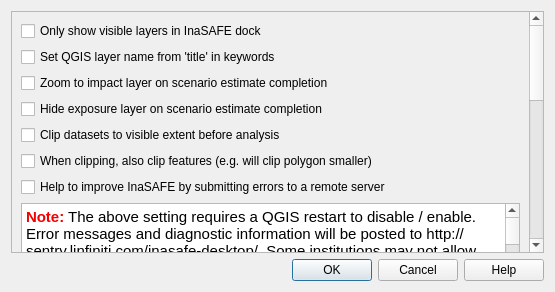
First picture: the form in safe_qgis/options_dialog_base.ui, repository inasafe/inasafe, before the edit.
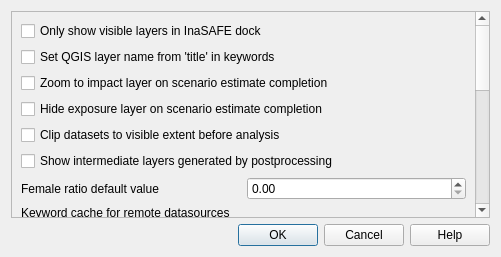
Second picture: the form after the edit. Icons and pictures are not drawn.

Commit message:
Revert "Merge branch 'master' of https://github.com/AIFDR/inasafe"
This reverts commit 6ba5d7db9a5a2bf769cdd57b34225ff50859a815, reversing
changes made to 3ca41182784eada27dceef798cf03d641ec0ffd5.

Diff of the .ui file:
```diff
--- a/safe_qgis/options_dialog_base.ui
+++ b/safe_qgis/options_dialog_base.ui
@@ -6,8 +6,8 @@
    <rect>
     <x>0</x>
     <y>0</y>
-    <width>555</width>
-    <height>292</height>
+    <width>501</width>
+    <height>257</height>
    </rect>
   </property>
   <property name="windowTitle">
@@ -37,13 +37,13 @@
       <property name="geometry">
        <rect>
         <x>0</x>
-        <y>-154</y>
-        <width>522</width>
-        <height>877</height>
+        <y>-111</y>
+        <width>465</width>
+        <height>638</height>
        </rect>
       </property>
       <layout class="QGridLayout" name="gridLayout_2">
-       <item row="16" column="0">
+       <item row="13" column="0">
         <spacer name="verticalSpacer">
          <property name="orientation">
           <enum>Qt::Vertical</enum>
@@ -247,7 +247,7 @@
          </property>
         </widget>
        </item>
-       <item row="11" column="0">
+       <item row="8" column="0">
         <widget class="QLabel" name="lblKeywordCache">
          <property name="enabled">
           <bool>true</bool>
@@ -308,7 +308,7 @@
          </property>
         </widget>
        </item>
-       <item row="8" column="0">
+       <item row="5" column="0">
         <widget class="QCheckBox" name="cbxShowPostprocessingLayers">
          <property name="toolTip">
           <string>Turn on to see the intermediate files generated by the postprocessing steps in the map canvas</string>
@@ -318,7 +318,7 @@
          </property>
         </widget>
        </item>
-       <item row="10" column="0">
+       <item row="7" column="0">
         <layout class="QHBoxLayout" name="horizontalLayout_7">
          <item>
           <widget class="QLabel" name="label_6">
@@ -342,37 +342,6 @@
          </item>
         </layout>
        </item>
-       <item row="5" column="0">
-        <widget class="QCheckBox" name="cbxClipHard">
-         <property name="text">
-          <string>When clipping, also clip features (e.g. will clip polygon smaller)</string>
-         </property>
-        </widget>
-       </item>
-       <item row="6" column="0">
-        <widget class="QCheckBox" name="cbxUseSentry">
-         <property name="text">
-          <string>Help to improve InaSAFE by submitting errors to a remote server</string>
-         </property>
-        </widget>
-       </item>
-       <item row="7" column="0">
-        <widget class="QTextBrowser" name="textBrowser">
-         <property name="sizePolicy">
-          <sizepolicy hsizetype="Expanding" vsizetype="Expanding">
-           <horstretch>0</horstretch>
-           <verstretch>0</verstretch>
-          </sizepolicy>
-         </property>
-         <property name="html">
-          <string>&lt;!DOCTYPE HTML PUBLIC &quot;-//W3C//DTD HTML 4.0//EN&quot; &quot;http://www.w3.org/TR/REC-html40/strict.dtd&quot;&gt;
-&lt;html&gt;&lt;head&gt;&lt;meta name=&quot;qrichtext&quot; content=&quot;1&quot; /&gt;&lt;style type=&quot;text/css&quot;&gt;
-p, li { white-space: pre-wrap; }
-&lt;/style&gt;&lt;/head&gt;&lt;body style=&quot; font-family:'Cantarell'; font-size:11pt; font-weight:400; font-style:normal;&quot;&gt;
-&lt;p style=&quot; margin-top:0px; margin-bottom:0px; margin-left:0px; margin-right:0px; -qt-block-indent:0; text-indent:0px;&quot;&gt;&lt;span style=&quot; font-weight:600; color:#f50000;&quot;&gt;Note:&lt;/span&gt; The above setting requires a QGIS restart to disable / enable. Error messages and diagnostic information will be posted to http://sentry.linfiniti.com/inasafe-desktop/. Some institutions may not allow you to enable this feature - check with your network administrator if unsure. Although the data is submitted anonymously, the information contained in tracebacks may contain file system paths which reveal your identity or other information from your system.&lt;/p&gt;&lt;/body&gt;&lt;/html&gt;</string>
-         </property>
-        </widget>
-       </item>
       </layout>
      </widget>
     </widget>
```
Left out of the diff: 6 changed lines with no effect on the pictures. The commit also changes 136 other files.
